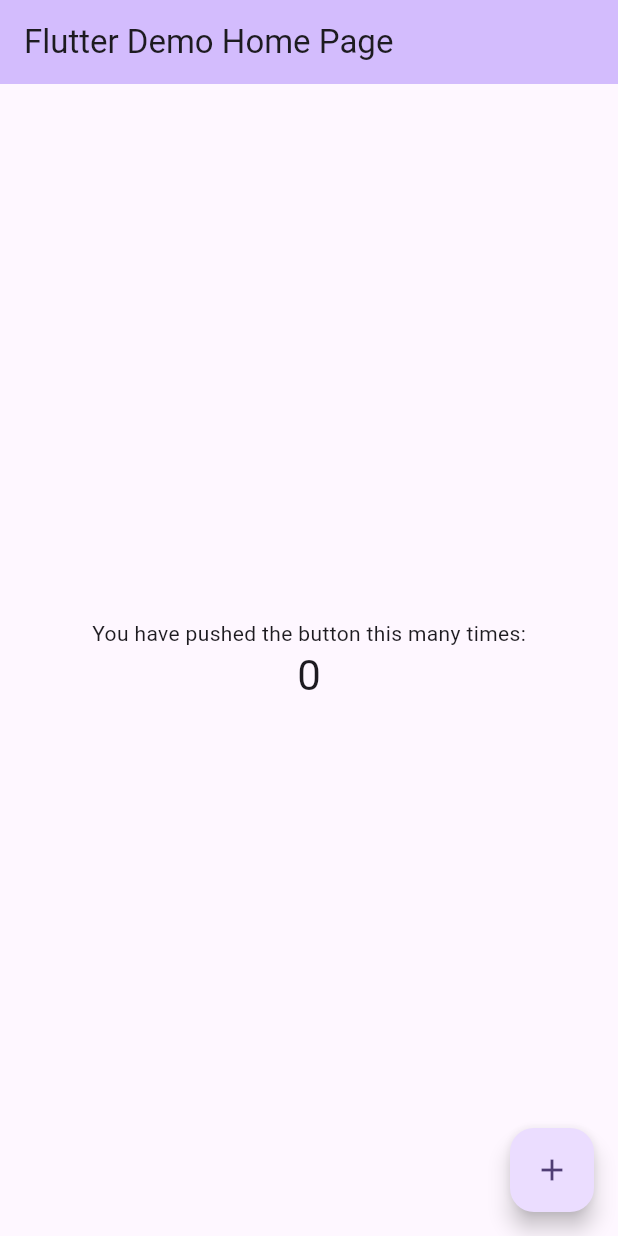
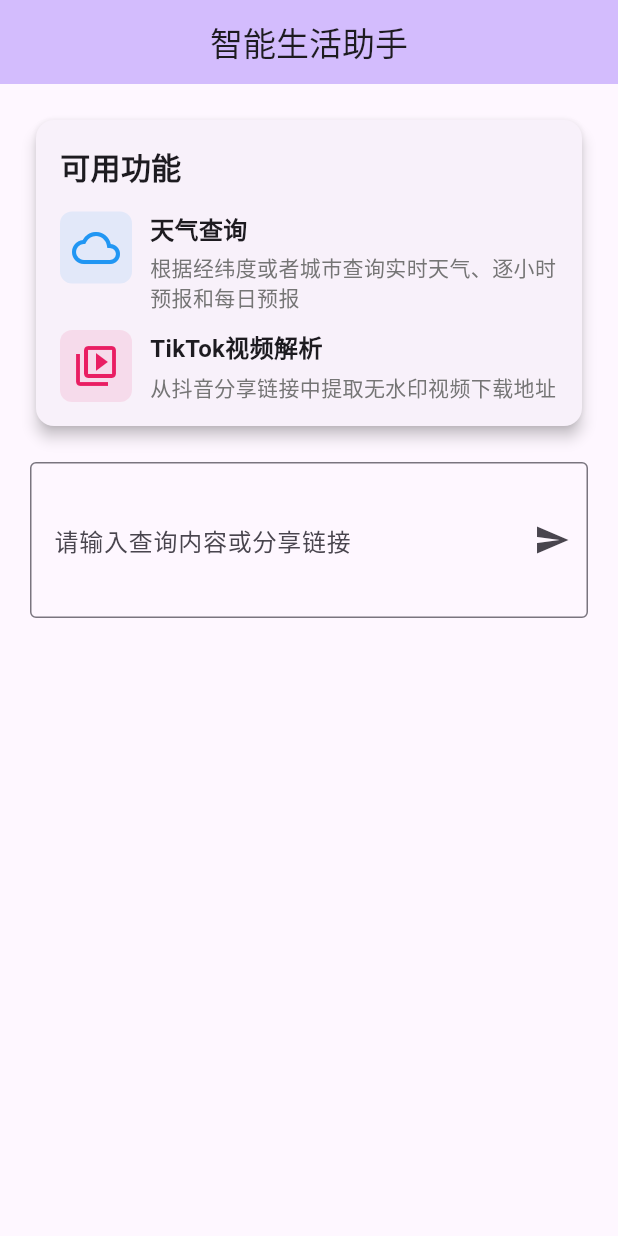
Before and after one commit to jingluoguo/smart_life_assistant, a Flutter app: the screen it shows after launch, on a phone screen of 412 x 824 dp. Run offline on Flutter 3.47's test engine with Material 3 defaults, Android fonts, the phone set to English and light mode, and no system bars; our stand-ins replace dio, get; missing offline and left inert: dart_jsonwebtoken.

Commit message:
添加入口页面

```diff
--- a/lib/data/service/function_call_service.dart
+++ b/lib/data/service/function_call_service.dart
@@ -37,7 +37,7 @@ class FunctionCallService {
     );
   }
 
-  void handleFunctionCall({required String text}) async {
+  Future<String> handleFunctionCall({required String text}) async {
     var messages = [];
     messages.add({
       'role': "system",
@@ -52,18 +52,20 @@ class FunctionCallService {
     messages.add(response.data['choices'][0]['message']);
     var toolCalls = response.data['choices'][0]['message']['tool_calls'];
     if (toolCalls != null && toolCalls.length > 0) {
-      parseFunctionCall(
+      return await parseFunctionCall(
         response.data['choices'][0]['message']['tool_calls'][0]['function'],
         messages,
       );
     } else {
       debugPrint('$_tag 没合适的处理方法：${response.data}');
+      return '没有找到合适的处理方法';
     }
   }
 
-  void parseFunctionCall(Map toolCall, List messages) async {
+  Future<String> parseFunctionCall(Map toolCall, List messages) async {
     var callName = toolCall['name'];
     Response? response;
+    String result = '';
     if (callName == 'getRealTimeWeatherInfo') {
       var arguments = toolCall['arguments'];
       var args = jsonDecode(arguments);
@@ -73,6 +75,7 @@ class FunctionCallService {
       );
       messages.add({'role': 'tool', 'content': content});
       response = await _commonDashScopeApiCall(messages);
+      result = response.data['choices'][0]['message']['content'];
     } else if (callName == 'getNextHoursWeatherInfo') {
       var arguments = toolCall['arguments'];
       var args = jsonDecode(arguments);
@@ -83,6 +86,7 @@ class FunctionCallService {
       );
       messages.add({'role': 'tool', 'content': content});
       response = await _commonDashScopeApiCall(messages);
+      result = response.data['choices'][0]['message']['content'];
     } else if (callName == 'getEveryDayWeatherInfo') {
       var arguments = toolCall['arguments'];
       var args = jsonDecode(arguments);
@@ -93,6 +97,7 @@ class FunctionCallService {
       );
       messages.add({'role': 'tool', 'content': content});
       response = await _commonDashScopeApiCall(messages);
+      result = response.data['choices'][0]['message']['content'];
     } else if (callName == 'parseTiktokShareUrl') {
       var arguments = toolCall['arguments'];
       var args = jsonDecode(arguments);
@@ -101,8 +106,10 @@ class FunctionCallService {
       );
       messages.add({'role': 'tool', 'content': content.toString()});
       response = await _commonDashScopeApiCall(messages);
+      result = response.data['choices'][0]['message']['content'];
     }
     debugPrint('$_tag 第二次调用模型的请求参数：$messages');
     debugPrint('$_tag 第二次调用模型的回答结果：${response?.data['choices'][0]['message']}');
+    return result;
   }
 }
--- a/lib/main.dart
+++ b/lib/main.dart
@@ -1,5 +1,6 @@
 import 'dart:async' as runtime;
 
+import 'package:flutter/foundation.dart';
 import 'package:flutter/material.dart';
 import 'package:get/get.dart';
 import 'package:smart_life_assistant/data/service/function_call_service.dart';
@@ -20,32 +21,61 @@ class MyApp extends StatelessWidget {
   Widget build(BuildContext context) {
     return GetMaterialApp(
       debugShowCheckedModeBanner: false,
-      title: 'Flutter Demo',
+      title: '智能生活助手',
       theme: ThemeData(
         colorScheme: ColorScheme.fromSeed(seedColor: Colors.deepPurple),
       ),
-      home: const MyHomePage(title: 'Flutter Demo Home Page'),
+      home: const SmartLifeAssistantHome(),
     );
   }
 }
 
-class MyHomePage extends StatefulWidget {
-  const MyHomePage({super.key, required this.title});
-
-  final String title;
+class SmartLifeAssistantHome extends StatefulWidget {
+  const SmartLifeAssistantHome({super.key});
 
   @override
-  State<MyHomePage> createState() => _MyHomePageState();
+  State<SmartLifeAssistantHome> createState() => _SmartLifeAssistantHomeState();
 }
 
-class _MyHomePageState extends State<MyHomePage> {
-  int _counter = 0;
+class _SmartLifeAssistantHomeState extends State<SmartLifeAssistantHome> {
+  final TextEditingController _inputController = TextEditingController();
+  final FunctionCallService _functionCallService =
+      FunctionCallService.getInstance();
+  bool _isLoading = false;
+  String _result = '';
 
-  void _incrementCounter() {
+  void _handleFunctionCall() async {
+    // if (_inputController.text.isEmpty) return;
+    if (_inputController.text.isEmpty) {
+      if (kDebugMode) {
+        _inputController.text =
+            "我获取这个视频的下载链接 8.92 EUY:/ 07/06 G@v.fB 这个视频不错👍复制打开抖音极速版👀今天吹了一个超级完美的波波头# 小学生# 处女座  https://v.douyin.com/FmNeSgqBlac/";
+      } else {
+        return;
+      }
+    }
+
     setState(() {
-      _counter++;
+      _isLoading = true;
+      _result = '正在处理...';
     });
-    FunctionCallService.getInstance().handleFunctionCall(text: '帮我获取这个视频的下载链接 8.92 EUY:/ 07/06 G@v.fB 这个视频不错👍复制打开抖音极速版👀今天吹了一个超级完美的波波头# 小学生# 处女座  https://v.douyin.com/FmNeSgqBlac/');
+
+    try {
+      final result = await _functionCallService.handleFunctionCall(
+        text: _inputController.text,
+      );
+      setState(() {
+        _result = result;
+      });
+    } catch (e) {
+      setState(() {
+        _result = '处理失败：$e';
+      });
+    } finally {
+      setState(() {
+        _isLoading = false;
+      });
+    }
   }
 
   @override
@@ -53,25 +83,140 @@ class _MyHomePageState extends State<MyHomePage> {
     return Scaffold(
       appBar: AppBar(
         backgroundColor: Theme.of(context).colorScheme.inversePrimary,
-        title: Text(widget.title),
+        title: const Text('智能生活助手'),
+        centerTitle: true,
       ),
-      body: Center(
+      body: Padding(
+        padding: const EdgeInsets.all(20.0),
         child: Column(
-          mainAxisAlignment: MainAxisAlignment.center,
-          children: <Widget>[
-            const Text('You have pushed the button this many times:'),
-            Text(
-              '$_counter',
-              style: Theme.of(context).textTheme.headlineMedium,
+          crossAxisAlignment: CrossAxisAlignment.stretch,
+          children: [
+            // 功能介绍卡片
+            Card(
+              elevation: 4,
+              child: Padding(
+                padding: const EdgeInsets.all(16.0),
+                child: Column(
+                  crossAxisAlignment: CrossAxisAlignment.start,
+                  children: [
+                    const Text(
+                      '可用功能',
+                      style: TextStyle(
+                        fontSize: 20,
+                        fontWeight: FontWeight.bold,
+                      ),
+                    ),
+                    const SizedBox(height: 16),
+                    _buildFeatureCard(
+                      icon: Icons.cloud_outlined,
+                      title: '天气查询',
+                      description: '根据经纬度或者城市查询实时天气、逐小时预报和每日预报',
+                      color: Colors.blue,
+                    ),
+                    const SizedBox(height: 12),
+                    _buildFeatureCard(
+                      icon: Icons.video_library_outlined,
+                      title: 'TikTok视频解析',
+                      description: '从抖音分享链接中提取无水印视频下载地址',
+                      color: Colors.pink,
+                    ),
+                  ],
+                ),
+              ),
             ),
+            const SizedBox(height: 20),
+            // 用户输入区域
+            TextField(
+              controller: _inputController,
+              decoration: InputDecoration(
+                labelText: '请输入查询内容或分享链接',
+                border: const OutlineInputBorder(),
+                suffixIcon:
+                    _isLoading
+                        ? const CircularProgressIndicator()
+                        : IconButton(
+                          icon: const Icon(Icons.send),
+                          onPressed: _handleFunctionCall,
+                        ),
+              ),
+              maxLines: 3,
+            ),
+            const SizedBox(height: 20),
+            // 结果显示区域
+            if (_result.isNotEmpty)
+              Expanded(
+                child: Card(
+                  elevation: 2,
+                  child: Padding(
+                    padding: const EdgeInsets.all(16.0),
+                    child: Column(
+                      crossAxisAlignment: CrossAxisAlignment.start,
+                      children: [
+                        const Text(
+                          '处理结果',
+                          style: TextStyle(
+                            fontSize: 18,
+                            fontWeight: FontWeight.bold,
+                          ),
+                        ),
+                        const SizedBox(height: 12),
+                        Expanded(
+                          child: SingleChildScrollView(
+                            child: Text(
+                              _result,
+                              style: const TextStyle(fontSize: 16),
+                            ),
+                          ),
+                        ),
+                      ],
+                    ),
+                  ),
+                ),
+              ),
           ],
         ),
       ),
-      floatingActionButton: FloatingActionButton(
-        onPressed: _incrementCounter,
-        tooltip: 'Increment',
-        child: const Icon(Icons.add),
-      ), // This trailing comma makes auto-formatting nicer for build methods.
+    );
+  }
+
+  Widget _buildFeatureCard({
+    required IconData icon,
+    required String title,
+    required String description,
+    required Color color,
+  }) {
+    return Row(
+      crossAxisAlignment: CrossAxisAlignment.start,
+      children: [
+        Container(
+          padding: const EdgeInsets.all(8),
+          decoration: BoxDecoration(
+            color: color.withOpacity(0.1),
+            borderRadius: BorderRadius.circular(8),
+          ),
+          child: Icon(icon, color: color, size: 32),
+        ),
+        const SizedBox(width: 12),
+        Expanded(
+          child: Column(
+            crossAxisAlignment: CrossAxisAlignment.start,
+            children: [
+              Text(
+                title,
+                style: const TextStyle(
+                  fontSize: 16,
+                  fontWeight: FontWeight.bold,
+                ),
+              ),
+              const SizedBox(height: 4),
+              Text(
+                description,
+                style: TextStyle(fontSize: 14, color: Colors.grey[600]),
+              ),
+            ],
+          ),
+        ),
+      ],
     );
   }
 }
```
